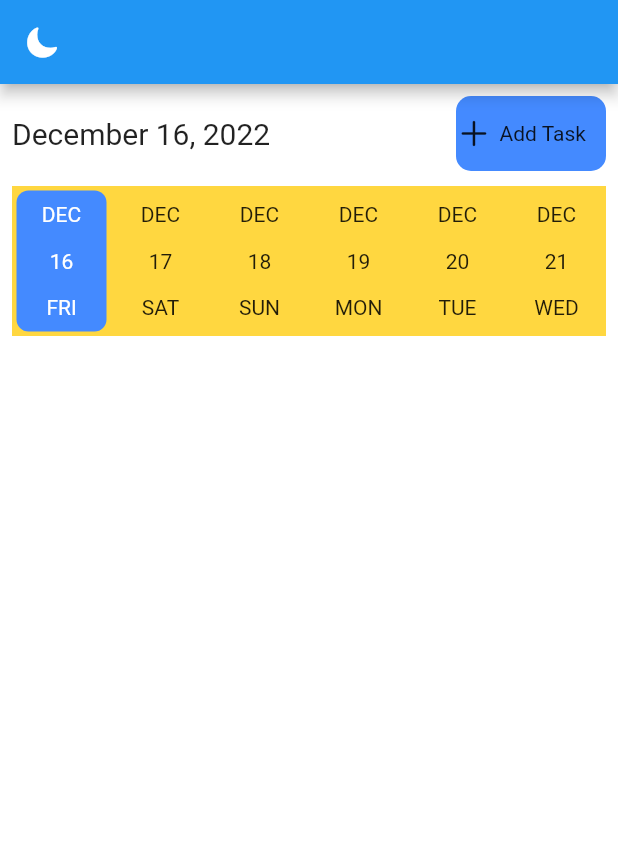
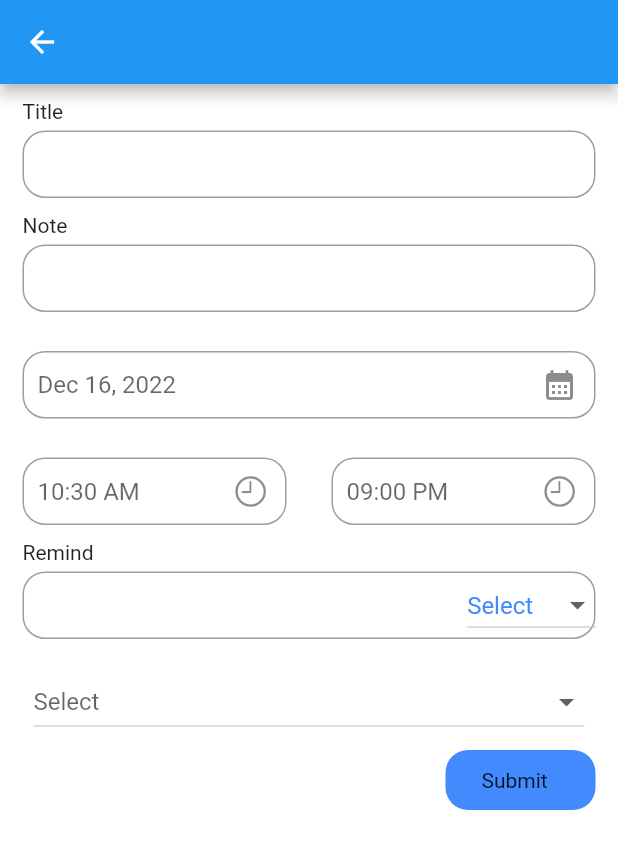
Before and after one commit to sachin-rai1/flutter_localnotification, a Flutter app: the screen it shows after launch, after a tap on "Add Task", on a phone screen of 412 x 824 dp. Shown: the top 849 px of the screen. Run offline on Flutter 3.47's test engine with Material 2 defaults, Android fonts, the phone set to English and light mode, and no system bars; drawn by our look-alikes of date_picker_timeline; our stand-ins replace date_format, flutter_local_notifications, fluttertoast, get, get_storage, shared_preferences and 2 more; missing offline and left inert: android_alarm_manager_plus.

Commit message:
New UI Created

```diff
--- /dev/null
+++ b/lib/AddTask.dart
@@ -0,0 +1,244 @@
+import 'package:flutter/cupertino.dart';
+import 'package:flutter/material.dart';
+import 'package:flutter_local_notifications/flutter_local_notifications.dart';
+import 'package:flutter_localnotification/Constant.dart';
+import 'package:flutter_localnotification/MyWidgets.dart';
+import 'package:fluttertoast/fluttertoast.dart';
+import 'package:get/get.dart';
+import 'package:intl/intl.dart';
+
+class AddTask extends StatefulWidget {
+  const AddTask({Key? key}) : super(key: key);
+
+  @override
+  State<AddTask> createState() => _AddTaskState();
+}
+
+class _AddTaskState extends State<AddTask> {
+  DateTime _selectedDate = DateTime.now();
+  String _startTime = DateFormat("hh:mm a").format(DateTime.now()).toString();
+  String _endTime = "09:00 PM";
+
+  List<String> scheduleTime = ["Seconds", "Minutes", "Hours"];
+  List<String> repeat = [
+    "Once",
+    "Daily",
+    "Weekly",
+    "Monthly",
+    "Yearly",
+    "Never"
+  ];
+  final TextEditingController titleController = TextEditingController();
+  final TextEditingController noteController = TextEditingController();
+  final TextEditingController remindController = TextEditingController();
+
+  String hintTextTitle="";
+  String hintTextNote="";
+  String hintTextRemind="";
+
+  @override
+  Widget build(BuildContext context) {
+    final selected = "".obs;
+    final repeatSelection = "".obs;
+    return Scaffold(
+      backgroundColor: context.theme.backgroundColor,
+      appBar: AppBar(),
+      body: SingleChildScrollView(
+        child: Column(
+          children: [
+            const SizedBox(
+              height: 10,
+            ),
+            MyTextField(
+              hintstyle: const TextStyle(color: Colors.redAccent),
+              hint: hintTextTitle,
+              label: "Title",
+              controller: titleController,
+            ),
+            MyTextField(
+              hint: hintTextNote,
+              hintstyle: const TextStyle(color: Colors.redAccent),
+              label: "Note",
+              controller: noteController,
+            ),
+            _dateSelection(),
+            _timeSelection(),
+            MyTextField(
+                controller: remindController,
+                hintstyle: const TextStyle(color: Colors.redAccent),
+                label: "Remind",
+                hint: hintTextRemind,
+                widget: Obx(
+                  () => DropdownButton(
+                    hint: const Text(
+                      'Select',
+                      style: TextStyle(fontSize: 16, color: primaryColor),
+                    ),
+                    onChanged: (newValue) {
+                      selected(newValue);
+                    },
+                    value: selected.value == "" ? null : selected.value,
+                    items: scheduleTime.map((selectedType) {
+                      return DropdownMenuItem(
+                        value: selectedType,
+                        child: Text(
+                          selectedType,
+                          style: const TextStyle(
+                            fontSize: 16,
+                          ),
+                        ),
+                      );
+                    }).toList(),
+                  ),
+                )),
+            Obx(() => Padding(
+                  padding: const EdgeInsets.all(8.0),
+                  child: DropdownButton(
+                    hint: SizedBox(
+                        width: MediaQuery.of(context).size.width / 1.2,
+                        child: const Text(
+                          'Select',
+                          style: TextStyle(
+                            fontSize: 16,
+                          ),
+                        )),
+                    onChanged: (newValue) {
+                      repeatSelection(newValue);
+                    },
+                    value: repeatSelection.value == ""
+                        ? null
+                        : repeatSelection.value,
+                    items: repeat.map((selectedType) {
+                      return DropdownMenuItem(
+                        value: selectedType,
+                        child: Text(
+                          selectedType,
+                          style: const TextStyle(
+                            fontSize: 16,
+                          ),
+                        ),
+                      );
+                    }).toList(),
+                  ),
+                )),
+            Container(
+                alignment: Alignment.topRight,
+                padding: const EdgeInsets.only(right: 15),
+                child: MyButton(
+                  onTap: () {
+                    _validateData();
+                  },
+                  label: "Submit",
+                  width: 100,
+                  height: 40,
+                  circularInt: 15,
+                )),
+          ],
+        ),
+      ),
+    );
+  }
+
+  _validateData() {
+    if (titleController.text.isEmpty) {
+      setState(() {
+        hintTextTitle= "Please Enter Title";
+      });
+      Fluttertoast.showToast(msg: "Enter Title");
+
+
+    } else if (noteController.text.isEmpty) {
+      setState(() {
+        hintTextNote= "Please Enter Title";
+      });
+      Get.snackbar("Please Input Note", "");
+    } else if (remindController.text.isEmpty) {
+      setState(() {
+        hintTextRemind = "Please Enter Reminder";
+      });
+      Get.snackbar("Remind Time", "");
+    }
+
+  }
+
+  _timeSelection() {
+    return Row(
+      children: [
+        Expanded(
+          flex: 2,
+          child: MyTextField(
+            readOnly: true,
+            onTap: () {
+              setState(() {
+                _showTimePicker(isStartTime: true);
+              });
+            },
+            hint: _startTime,
+            widget: const Icon(CupertinoIcons.time),
+          ),
+        ),
+        Expanded(
+          flex: 2,
+          child: MyTextField(
+            readOnly: true,
+            onTap: () {
+              setState(() {
+                _showTimePicker(isStartTime: false);
+              });
+            },
+            hint: _endTime,
+            widget: const Icon(CupertinoIcons.time),
+          ),
+        ),
+      ],
+    );
+  }
+
+  _dateSelection() {
+    return MyTextField(
+      readOnly: true,
+      onTap: () {
+        _showDatePicker();
+      },
+      hint: DateFormat.yMMMd().format(_selectedDate),
+      widget: const Icon(Icons.calendar_month),
+    );
+  }
+
+  _showDatePicker() async {
+    DateTime? _showDatePicker = await showDatePicker(
+        context: context,
+        initialDate: _selectedDate,
+        firstDate: DateTime(1800),
+        lastDate: DateTime(2200));
+    if (_showDatePicker != null) {
+      setState(() {
+        _selectedDate = _showDatePicker;
+      });
+    }
+  }
+
+  _showTimePicker({required bool isStartTime}) async {
+    var pickedTime = await showTimePicker(
+        initialEntryMode: TimePickerEntryMode.input,
+        context: context,
+        initialTime: TimeOfDay(
+          hour: int.parse(_startTime.split(":")[0]),
+          minute: int.parse(_startTime.split(":")[1].split(" ")[0]),
+        ));
+    var formattedTime = pickedTime?.format(context);
+    if (pickedTime == null) {
+      print("Wrong Time");
+    }
+    if (isStartTime == true) {
+      setState(() {
+        _startTime = formattedTime!;
+      });
+    }
+    if (isStartTime == false) {
+      setState(() {
+        _endTime = formattedTime!;
+      });
+    }
+  }
+}
--- a/lib/HomePage.dart
+++ b/lib/HomePage.dart
@@ -4,31 +4,27 @@ import 'package:date_picker_timeline/date_picker_widget.dart';
 import 'package:flutter/cupertino.dart';
 import 'package:flutter/foundation.dart';
 import 'package:flutter/material.dart';
+import 'package:flutter_localnotification/AddTask.dart';
 import 'package:flutter_localnotification/MyWidgets.dart';
 import 'package:get/get.dart';
-
 import 'Constant.dart';
 import 'NotificationService.dart';
 
 class HomePage extends StatefulWidget {
   const HomePage({Key? key}) : super(key: key);
 
-
-
-
   @override
   State<HomePage> createState() => _HomePageState();
 }
 
 class _HomePageState extends State<HomePage> {
-
   @override
-  void initState()
-  {
+  void initState() {
     super.initState();
     NotificationService().init();
     AndroidAlarmManager.initialize();
   }
+
   @override
   Widget build(BuildContext context) {
     return Scaffold(
@@ -37,11 +33,7 @@ class _HomePageState extends State<HomePage> {
       body: Padding(
         padding: const EdgeInsets.all(8.0),
         child: Column(
-          children: [
-            _header(),
-            _calendar()
-
-          ],
+          children: [_header(), _calendar()],
         ),
       ),
     );
@@ -56,7 +48,9 @@ class _HomePageState extends State<HomePage> {
           style: const TextStyle(fontSize: 20),
         ),
         MyButton(
-          onTap: () {},
+          onTap: () {
+            Get.to(() =>const AddTask());
+          },
           label: 'Add Task',
           height: 50,
           width: 100,
@@ -83,24 +77,29 @@ class _HomePageState extends State<HomePage> {
       ),
     );
   }
+
   _calendar() {
-    return  Container(
-      color: Colors.amberAccent,
+    return Container(
+      color: Get.isDarkMode?Colors.grey:Colors.amberAccent,
       margin: const EdgeInsets.only(bottom: 10, top: 10),
       height: 100,
       child: DatePicker(
-          selectionColor: primaryColor,
-          monthTextStyle:Get.isDarkMode?const TextStyle(color: Colors.white):const TextStyle(),
-          dayTextStyle: Get.isDarkMode?const TextStyle(color: Colors.white):const TextStyle(),
-          dateTextStyle: Get.isDarkMode?const TextStyle(color: Colors.white):const TextStyle(),
+          selectionColor:Get.isDarkMode?Colors.black:primaryColor,
+          monthTextStyle: Get.isDarkMode
+              ? const TextStyle(color: Colors.white)
+              : const TextStyle(),
+          dayTextStyle: Get.isDarkMode
+              ? const TextStyle(color: Colors.white)
+              : const TextStyle(),
+          dateTextStyle: Get.isDarkMode
+              ? const TextStyle(color: Colors.white)
+              : const TextStyle(),
           selectedTextColor: Colors.white,
-          initialSelectedDate: DateTime.now(),
-          onDateChange: (value){
-            if (kDebugMode) {
-              print(value);
-            }
-          },
-          DateTime.now()),
+          initialSelectedDate: DateTime.now(), onDateChange: (value) {
+        if (kDebugMode) {
+          print(value);
+        }
+      }, DateTime.now()),
     );
   }
 }
--- a/lib/MyWidgets.dart
+++ b/lib/MyWidgets.dart
@@ -2,18 +2,26 @@ import 'package:flutter/material.dart';
 import 'package:flutter_localnotification/Constant.dart';
 
 class MyButton extends StatelessWidget {
-  const MyButton({Key? key, required this.onTap, required this.label, this.circularInt, this.height,  this.width, this.color,  this.iconData, this.gapWidth})
+  const MyButton(
+      {Key? key,
+      required this.onTap,
+      required this.label,
+      this.circularInt,
+      this.height,
+      this.width,
+      this.color,
+      this.iconData,
+      this.gapWidth})
       : super(key: key);
 
   final Function()? onTap;
   final String label;
-  final double ? circularInt;
-  final double ? height;
-  final double ? width;
-  final Color ? color;
-  final IconData ? iconData;
-  final double ? gapWidth;
-
+  final double? circularInt;
+  final double? height;
+  final double? width;
+  final Color? color;
+  final IconData? iconData;
+  final double? gapWidth;
 
   @override
   Widget build(BuildContext context) {
@@ -24,15 +32,21 @@ class MyButton extends StatelessWidget {
         width: width,
         height: height,
         decoration: BoxDecoration(
-          borderRadius:(circularInt == null)?BorderRadius.circular(0):BorderRadius.circular(circularInt!),
-          color:(color == null)?primaryColor:color,
+          borderRadius: (circularInt == null)
+              ? BorderRadius.circular(0)
+              : BorderRadius.circular(circularInt!),
+          color: (color == null) ? primaryColor : color,
         ),
-        child:Row(
-
+        child: Row(
           children: [
             Icon(iconData),
-            SizedBox(width: gapWidth,),
-            Text(label , style: const TextStyle(),),
+            SizedBox(
+              width: gapWidth,
+            ),
+            Text(
+              label,
+              style: const TextStyle(),
+            ),
           ],
         ),
       ),
@@ -41,10 +55,46 @@ class MyButton extends StatelessWidget {
 }
 
 class MyTextField extends StatelessWidget {
-  const MyTextField({Key? key}) : super(key: key);
+  const MyTextField({Key? key, this.widget, this.hint, this.label, this.onTap, this.controller, this.readOnly, this.hintstyle})
+      : super(key: key);
+
+  final Widget? widget;
+  final Function()?onTap;
+  final String? hint;
+  final String? label;
+  final TextEditingController? controller;
+  final bool? readOnly;
+  final TextStyle? hintstyle;
 
   @override
   Widget build(BuildContext context) {
-    return TextFormField();
+    return Padding(
+        padding: const EdgeInsets.symmetric(horizontal: 15),
+        child: Column(
+          crossAxisAlignment: CrossAxisAlignment.start,
+          children: [
+            (label == null) ? const Text("") : Text(label!),
+             SizedBox(
+              height: (label==null)?0:5,
+            ),
+            SizedBox(
+              height: 45,
+              child: TextFormField(
+                controller: controller,
+                onTap: onTap,
+                readOnly:readOnly ?? false,
+                decoration: InputDecoration(
+                    suffixIcon: widget,
+                    contentPadding: const EdgeInsets.only(left: 10),
+                    border: OutlineInputBorder(
+                      borderRadius: BorderRadius.circular(15),
+                    ),
+                    hintText: hint,
+                hintStyle:hintstyle),
+              ),
+            ),
+            const SizedBox(height: 10),
+          ],
+        ));
   }
 }
--- a/lib/main.dart
+++ b/lib/main.dart
@@ -1,5 +1,6 @@
 import 'dart:ui';
 import 'package:flutter/material.dart';
+import 'package:flutter_localnotification/AddTask.dart';
 import 'package:flutter_localnotification/AlarmClock.dart';
 import 'package:flutter_localnotification/Constant.dart';
 import 'package:flutter_localnotification/HomePage.dart';
@@ -27,6 +28,9 @@ class MyApp extends StatelessWidget {
       themeMode: ThemeService().theme,
       darkTheme: Themes.darkTheme,
       home: const HomePage(),
+      routes: {
+        "AddTask":(context)=>const AddTask(),
+      },
     );
   }
 }
--- a/pubspec.yaml
+++ b/pubspec.yaml
@@ -44,6 +44,8 @@ dependencies:
   date_format: ^2.0.7
   get_storage: ^2.0.3
   date_picker_timeline: ^1.2.3
+  intl: ^0.17.0
+  fluttertoast: ^8.1.2
 
 dev_dependencies:
   flutter_test:
```
Also changed, not shown: pubspec.lock.
